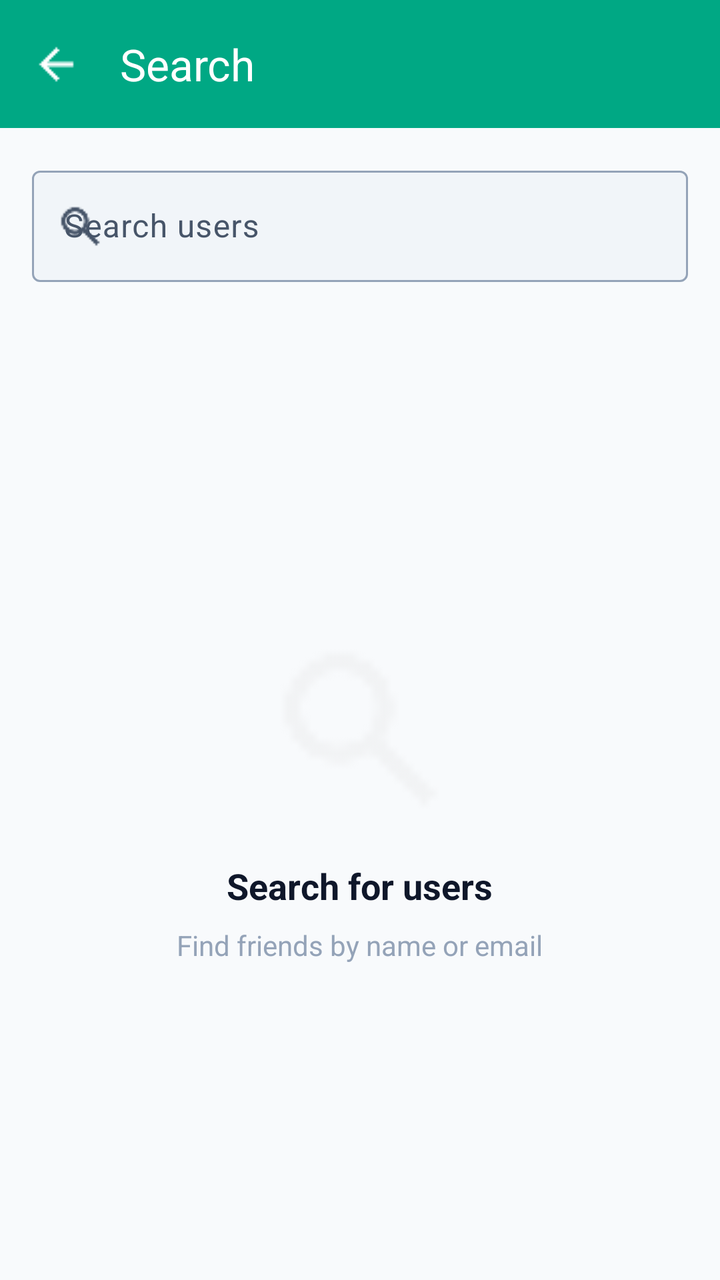
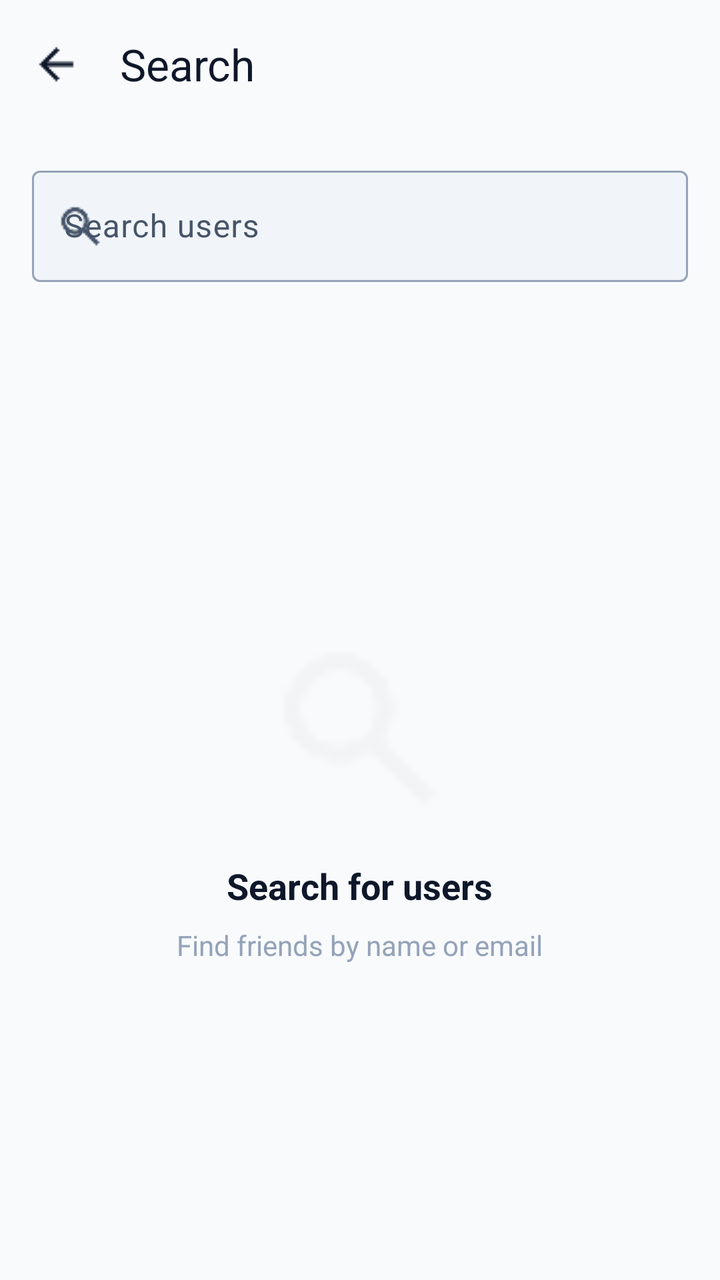

Compare the two renders of this Android layout. The source of the first and the diff that turns it into the second are given below.
<!-- AndroidManifest.xml: application theme Theme.GupShup -->
<!-- res/layout/fragment_search.xml -->
<?xml version="1.0" encoding="utf-8"?>
<LinearLayout
    xmlns:android="http://schemas.android.com/apk/res/android"
    xmlns:app="http://schemas.android.com/apk/res-auto"
    android:layout_width="match_parent"
    android:layout_height="match_parent"
    android:orientation="vertical"
    android:background="?attr/colorSurface">

    <com.google.android.material.appbar.MaterialToolbar
        android:id="@+id/searchToolbar"
        android:layout_width="match_parent"
        android:layout_height="?attr/actionBarSize"
        android:background="?attr/colorPrimary"
        app:title="Search"
        app:titleTextColor="?attr/colorOnPrimary"
        app:navigationIcon="@drawable/ic_back"
        app:navigationIconTint="?attr/colorOnPrimary" />

    <LinearLayout
        android:layout_width="match_parent"
        android:layout_height="wrap_content"
        android:padding="16dp"
        android:background="?attr/colorSurface">

        <com.google.android.material.textfield.TextInputLayout
            android:layout_width="match_parent"
            android:layout_height="wrap_content"
            style="@style/Widget.Material3.TextInputLayout.OutlinedBox"
            android:hint="Search users"
            app:startIconDrawable="@drawable/ic_search"
            app:startIconTint="?attr/colorOnSurfaceVariant"
            app:boxBackgroundColor="?attr/colorSurfaceContainer">

            <com.google.android.material.textfield.TextInputEditText
                android:id="@+id/searchInput"
                android:layout_width="match_parent"
                android:layout_height="wrap_content"
                android:inputType="text"
                android:maxLines="1"
                android:textColor="?attr/colorOnSurface" />
        </com.google.android.material.textfield.TextInputLayout>
    </LinearLayout>

    <FrameLayout
        android:layout_width="match_parent"
        android:layout_height="0dp"
        android:layout_weight="1">

        <androidx.recyclerview.widget.RecyclerView
            android:id="@+id/searchRecyclerView"
            android:layout_width="match_parent"
            android:layout_height="match_parent"
            android:padding="8dp"
            android:clipToPadding="false" />

        
        <LinearLayout
            android:id="@+id/searchEmptyState"
            android:layout_width="match_parent"
            android:layout_height="match_parent"
            android:orientation="vertical"
            android:gravity="center"
            android:padding="32dp">

            <ImageView
                android:id="@+id/searchEmptyIcon"
                android:layout_width="100dp"
                android:layout_height="100dp"
                android:src="@drawable/ic_search"
                android:alpha="0.3" />

            <TextView
                android:id="@+id/searchEmptyTitle"
                android:layout_width="wrap_content"
                android:layout_height="wrap_content"
                android:text="Search for users"
                android:textSize="18sp"
                android:textStyle="bold"
                android:textColor="?attr/colorOnSurface"
                android:layout_marginTop="16dp" />

            <TextView
                android:id="@+id/searchEmptySubtitle"
                android:layout_width="wrap_content"
                android:layout_height="wrap_content"
                android:text="Find friends by name or email"
                android:textSize="14sp"
                android:textColor="?attr/colorOutline"
                android:layout_marginTop="8dp"
                android:textAlignment="center" />
        </LinearLayout>
    </FrameLayout>
</LinearLayout>
<!-- resources referenced by this layout -->
<resources>
  <!-- drawable ic_back: png bitmap (drawable, 297 bytes) -->
  <!-- drawable ic_search: png bitmap (drawable, 509 bytes) -->
  <style name="Theme.GupShup" parent="Theme.Material3.Light.NoActionBar">
          
          <item name="colorPrimary">@color/colorPrimary</item>
          <item name="colorOnPrimary">@color/onPrimary</item>
          <item name="colorPrimaryContainer">@color/colorPrimaryContainer</item>
          <item name="colorOnPrimaryContainer">@color/onPrimaryContainer</item>
  
          <item name="colorSecondary">@color/colorSecondary</item>
          <item name="colorOnSecondary">@color/onSecondary</item>
          <item name="colorSecondaryContainer">@color/colorSecondaryContainer</item>
          <item name="colorOnSecondaryContainer">@color/onSecondaryContainer</item>
  
          <item name="colorTertiary">@color/colorTertiary</item>
          <item name="colorOnTertiary">@color/onTertiary</item>
          <item name="colorTertiaryContainer">@color/colorTertiaryContainer</item>
          <item name="colorOnTertiaryContainer">@color/onTertiaryContainer</item>
  
          <item name="android:colorBackground">@color/background</item>
          <item name="colorSurface">@color/surface</item>
          <item name="colorSurfaceVariant">@color/surfaceVariant</item>
          <item name="colorOnSurface">@color/onSurface</item>
          <item name="colorOnSurfaceVariant">@color/onSurfaceVariant</item>
          <item name="colorOutline">@color/outline</item>
          <item name="colorSurfaceContainer">@color/colorSurfaceContainer</item>
          <item name="colorSurfaceContainerLow">@color/colorSurfaceContainerLow</item>
          <item name="android:textColorHint">@color/onSurfaceVariant</item>
  
          <item name="colorError">@color/error</item>
          <item name="colorOnError">@color/onError</item>
          <item name="colorErrorContainer">@color/errorContainer</item>
          <item name="colorOnErrorContainer">@color/onErrorContainer</item>
  
          
          <item name="android:statusBarColor">@android:color/transparent</item>
          <item name="android:windowLightStatusBar">true</item>
  
          
          <item name="android:navigationBarColor">@color/surface</item>
          <item name="android:windowLightNavigationBar">true</item>
  
          
          <item name="android:textColorPrimary">@color/onSurface</item>
          <item name="android:textColorSecondary">@color/onSurfaceVariant</item>
  
          
          <item name="materialButtonStyle">@style/Widget.Material3.Button</item>
          <item name="textInputStyle">@style/Widget.Material3.TextInputLayout.OutlinedBox</item>
          <item name="toolbarStyle">@style/Widget.Material3.Toolbar</item>
          <item name="bottomNavigationStyle">@style/Widget.Material3.BottomNavigationView</item>
      </style>
  <color name="colorPrimary">#00A884</color>
  <color name="onPrimary">#FFFFFF</color>
  <color name="colorPrimaryContainer">#B2F1E0</color>
  <color name="onPrimaryContainer">#00201A</color>
  <color name="colorSecondary">#4A635D</color>
  <color name="onSecondary">#FFFFFF</color>
  <color name="colorSecondaryContainer">#CCE8E0</color>
  <color name="onSecondaryContainer">#05201A</color>
  <color name="colorTertiary">#4B607C</color>
  <color name="onTertiary">#FFFFFF</color>
  <color name="colorTertiaryContainer">#D3E4FF</color>
  <color name="onTertiaryContainer">#041C35</color>
  <color name="background">#F8FAFC</color>
  <color name="surface">#F8FAFC</color>
  <color name="surfaceVariant">#E2E8F0</color>
  <color name="onSurface">#0F172A</color>
  <color name="onSurfaceVariant">#475569</color>
  <color name="outline">#94A3B8</color>
  <color name="colorSurfaceContainer">#F1F5F9</color>
  <color name="colorSurfaceContainerLow">#F8FAFC</color>
  <color name="error">#BA1A1A</color>
  <color name="onError">#FFFFFF</color>
  <color name="errorContainer">#FFDAD6</color>
  <color name="onErrorContainer">#410002</color>
</resources>

<!-- the commit's change to res/layout/fragment_search.xml (unified diff, before → after) -->
@@ -11,11 +11,11 @@
         android:id="@+id/searchToolbar"
         android:layout_width="match_parent"
         android:layout_height="?attr/actionBarSize"
-        android:background="?attr/colorPrimary"
+        android:background="?attr/colorSurface"
         app:title="Search"
-        app:titleTextColor="?attr/colorOnPrimary"
+        app:titleTextColor="?attr/colorOnSurface"
         app:navigationIcon="@drawable/ic_back"
-        app:navigationIconTint="?attr/colorOnPrimary" />
+        app:navigationIconTint="?attr/colorOnSurface" />
 
     <LinearLayout
         android:layout_width="match_parent"
